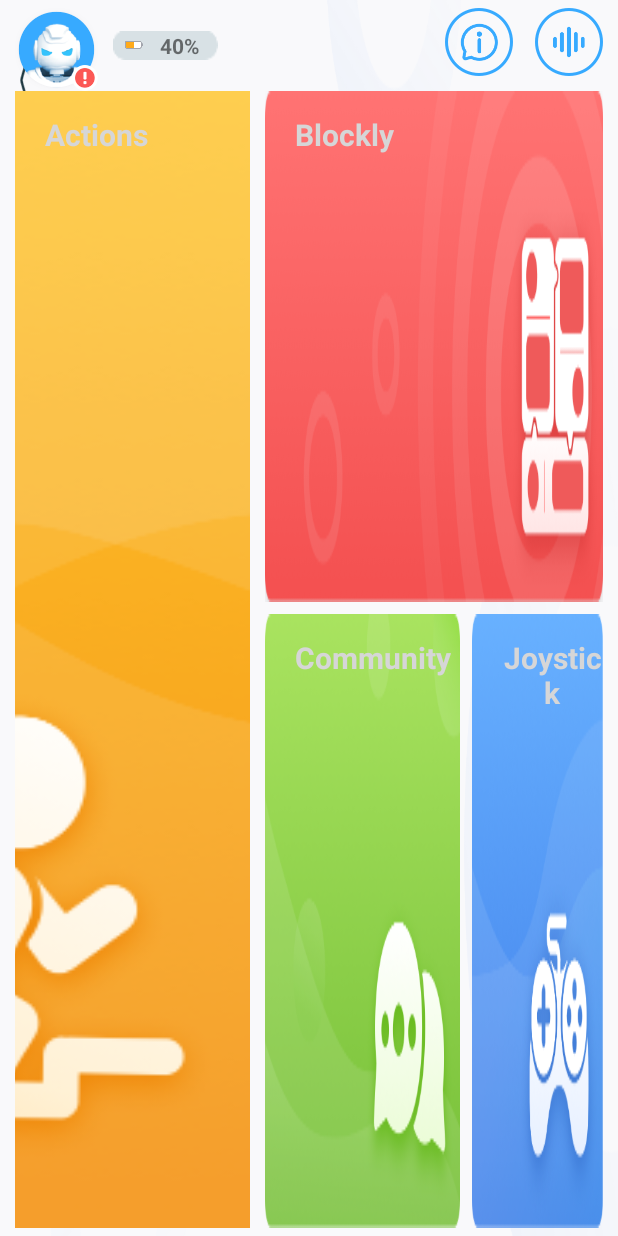
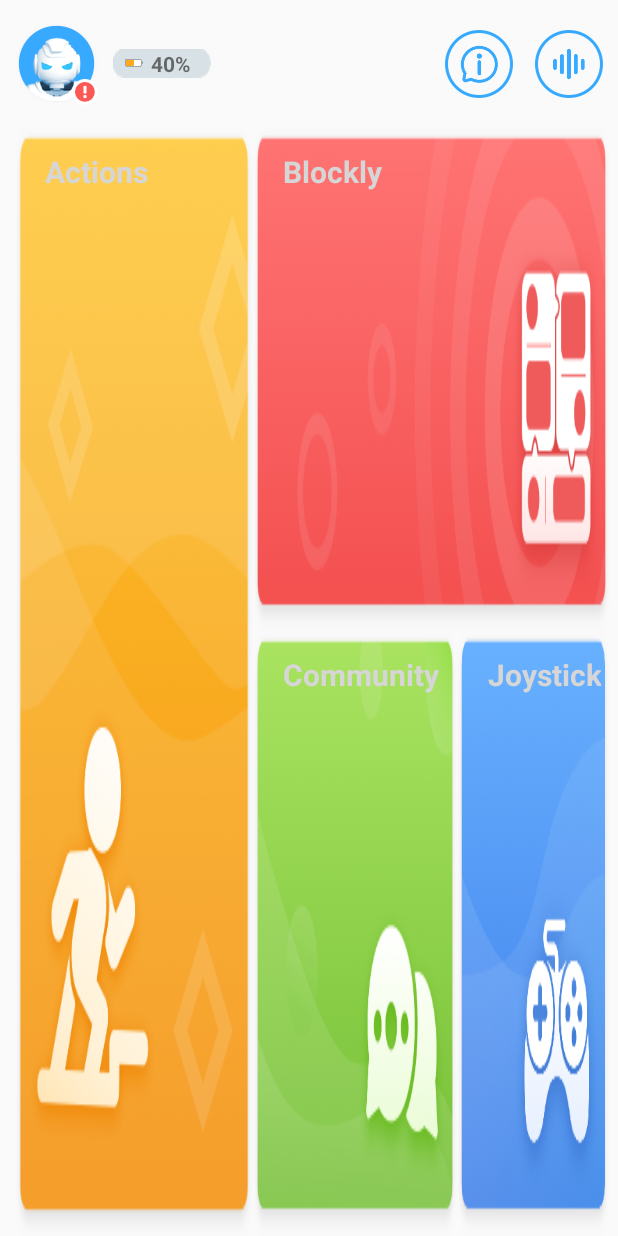
Before and after one commit to smallhorse/EbotEnMainModule, an Android app: the layout main_fragment_main.xml on its own in the app's theme, with its tools: preview values and no code run, on a phone screen of 412 x 824 dp. Run offline under Robolectric (Android 15) with nearby library versions, the phone set to English and light mode, and no system bars.

Commit message:
[ebot][mainmodule][V1.0.0.2]优化主页布局

```diff
--- a/mainmodule/src/main/res/layout/main_fragment_main.xml
+++ b/mainmodule/src/main/res/layout/main_fragment_main.xml
@@ -5,14 +5,13 @@
     xmlns:tools="http://schemas.android.com/tools"
     android:layout_width="match_parent"
     android:layout_height="match_parent"
-    android:background="@mipmap/main_bg"
     tools:ignore="ResourceName">
 
     <!--上面按钮开始-->
     <RelativeLayout
         android:id="@+id/top_bar"
         android:layout_width="match_parent"
-        android:layout_height="wrap_content"
+        android:layout_height="85dp"
         android:layout_toStartOf="@id/right_bar"
         >
         <ImageView
@@ -20,10 +19,10 @@
             android:layout_width="wrap_content"
             android:layout_height="wrap_content"
             android:src="@mipmap/main_robot_status"
-            android:layout_marginTop="5dp"
             android:layout_marginStart="10dp"
             android:clickable="true"
             android:focusable="true"
+            android:layout_centerVertical="true"
             />
 
         <ImageView
@@ -46,7 +45,7 @@
             />
         <TextView
             android:id="@+id/tv_charging_backgroup"
-            android:layout_width="70dp"
+            android:layout_width="65dp"
             android:layout_height="wrap_content"
             android:background="@mipmap/main_charging_backgroup"
             android:layout_marginStart="10dp"
@@ -56,7 +55,8 @@
             android:drawableStart="@mipmap/main_charging_yellow"
             android:textStyle="bold"
             android:gravity="center"
-            android:paddingLeft="8dp"
+            android:paddingStart="8dp"
+            android:paddingEnd="8dp"
             />
 
         <ImageView
@@ -65,10 +65,10 @@
             android:layout_height="wrap_content"
             android:layout_alignParentEnd="true"
             android:src="@mipmap/main_play_center"
-            android:layout_marginTop="5dp"
             android:layout_marginEnd="10dp"
             android:clickable="true"
             android:focusable="true"
+            android:layout_centerVertical="true"
             />
 
         <ImageView
@@ -98,14 +98,8 @@
             android:layout_height="match_parent"
             android:layout_weight="0.4"
             android:layout_marginStart="10dp"
-            android:layout_marginBottom="5dp"
+            android:background="@mipmap/main_actions"
             >
-
-            <ImageView
-                android:layout_width="match_parent"
-                android:layout_height="match_parent"
-                android:scaleType="centerCrop"
-                android:src="@mipmap/main_actions"/>
 
             <TextView
                 android:layout_width="wrap_content"
@@ -127,7 +121,7 @@
             android:layout_width="0dp"
             android:layout_height="match_parent"
             android:layout_weight="0.6"
-            android:layout_marginLeft="10dp"
+            android:layout_marginEnd="5dp"
             android:orientation="vertical">
 
             <RelativeLayout
@@ -136,7 +130,6 @@
                 android:layout_height="0dp"
                 android:layout_weight="0.5"
                 android:background="@mipmap/main_blockly"
-                android:layout_marginEnd="10dp"
                 >
 
                 <TextView
@@ -157,9 +150,6 @@
                 android:layout_width="match_parent"
                 android:layout_height="0dp"
                 android:layout_weight="0.6"
-                android:layout_marginTop="8dp"
-                android:layout_marginEnd="10dp"
-                android:layout_marginBottom="5dp"
                 android:orientation="horizontal">
 
                 <RelativeLayout
@@ -189,9 +179,8 @@
                     android:id="@+id/iv_joystick"
                     android:layout_width="0dp"
                     android:layout_height="match_parent"
-                    android:layout_weight="0.4"
+                    android:layout_weight="0.45"
                     android:background="@mipmap/main_joystick"
-                    android:layout_marginStart="8dp"
                     >
 
                     <TextView
```
Also changed, not shown: mainmodule/src/main/res/mipmap-xxhdpi/main_actions.png, mainmodule/src/main/res/mipmap-xxhdpi/main_blockly.png, mainmodule/src/main/res/mipmap-xxhdpi/main_community.png, mainmodule/src/main/res/mipmap-xxhdpi/main_joystick.png.
